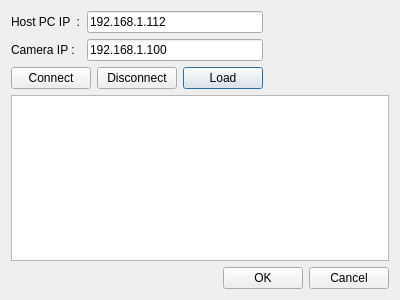
First picture: the form in qt/connectdialog.ui, repository eNorris/cztgui, before the edit.
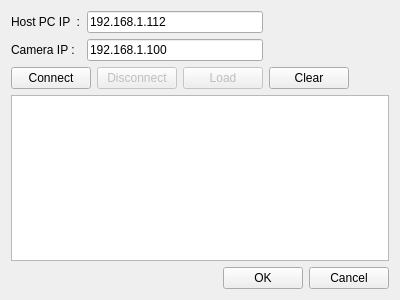
Second picture: the form after the edit.

Commit message: Updated connection code so getInstance() references the correct object. Also cleaned up the code some.

Diff of the .ui file:
```diff
--- a/qt/connectdialog.ui
+++ b/qt/connectdialog.ui
@@ -18,6 +18,9 @@
     <layout class="QGridLayout" name="gridLayout_5">
      <item row="2" column="3">
       <widget class="QPushButton" name="loadButton">
+       <property name="enabled">
+        <bool>false</bool>
+       </property>
        <property name="text">
         <string>Load</string>
        </property>
@@ -55,15 +58,18 @@
      </item>
      <item row="2" column="2">
       <widget class="QPushButton" name="disconnectButton">
+       <property name="enabled">
+        <bool>false</bool>
+       </property>
        <property name="text">
         <string>Disconnect</string>
        </property>
       </widget>
      </item>
-     <item row="3" column="0" colspan="5">
+     <item row="3" column="0" colspan="6">
       <widget class="QTextEdit" name="statusTextEdit"/>
      </item>
-     <item row="0" column="4" rowspan="3">
+     <item row="0" column="5" rowspan="3">
       <spacer name="horizontalSpacer">
        <property name="orientation">
         <enum>Qt::Horizontal</enum>
@@ -93,6 +99,13 @@
        </property>
       </widget>
      </item>
+     <item row="2" column="4">
+      <widget class="QPushButton" name="clearButton">
+       <property name="text">
+        <string>Clear</string>
+       </property>
+      </widget>
+     </item>
     </layout>
    </item>
    <item>
```
The commit also changes 2 other files.
